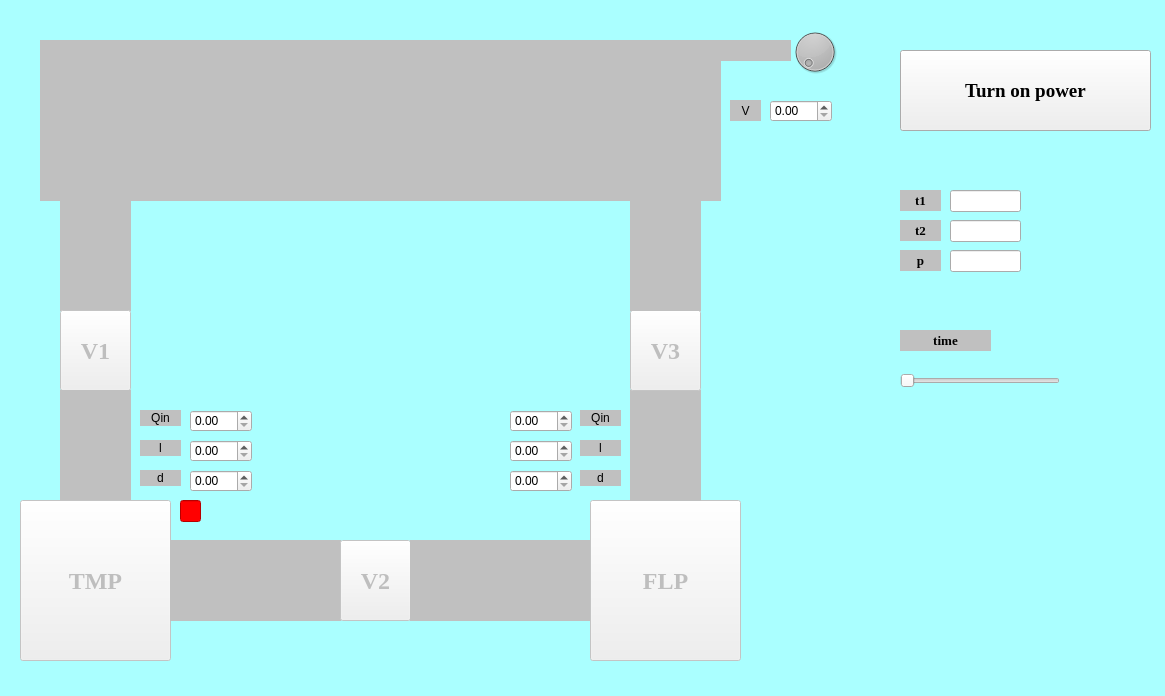
VacuumLabsProject/project, file diploma.ui: the form before one commit.
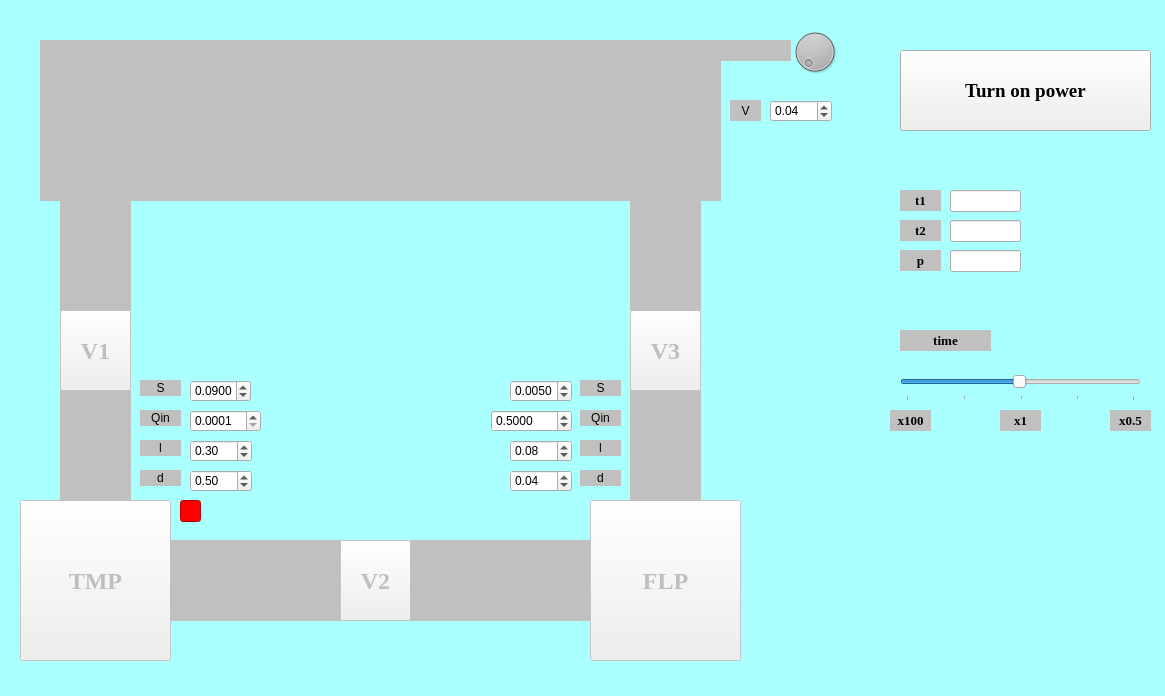
The form after the commit.

The edit to the form file:
```diff
--- a/diploma.ui
+++ b/diploma.ui
@@ -289,6 +289,18 @@
      <height>22</height>
     </rect>
    </property>
+   <property name="minimum">
+    <double>0.010000000000000</double>
+   </property>
+   <property name="maximum">
+    <double>30.000000000000000</double>
+   </property>
+   <property name="singleStep">
+    <double>0.010000000000000</double>
+   </property>
+   <property name="value">
+    <double>0.080000000000000</double>
+   </property>
   </widget>
   <widget class="QDoubleSpinBox" name="spinbox_d_fl">
    <property name="geometry">
@@ -299,6 +311,15 @@
      <height>22</height>
     </rect>
    </property>
+   <property name="minimum">
+    <double>0.010000000000000</double>
+   </property>
+   <property name="maximum">
+    <double>10.000000000000000</double>
+   </property>
+   <property name="value">
+    <double>0.040000000000000</double>
+   </property>
   </widget>
   <widget class="QLineEdit" name="time_label1">
    <property name="geometry">
@@ -319,6 +340,18 @@
      <height>22</height>
     </rect>
    </property>
+   <property name="minimum">
+    <double>0.010000000000000</double>
+   </property>
+   <property name="maximum">
+    <double>30.000000000000000</double>
+   </property>
+   <property name="singleStep">
+    <double>0.010000000000000</double>
+   </property>
+   <property name="value">
+    <double>0.300000000000000</double>
+   </property>
   </widget>
   <widget class="QDoubleSpinBox" name="spinbox_d_tm">
    <property name="geometry">
@@ -329,6 +362,18 @@
      <height>22</height>
     </rect>
    </property>
+   <property name="minimum">
+    <double>0.010000000000000</double>
+   </property>
+   <property name="maximum">
+    <double>10.000000000000000</double>
+   </property>
+   <property name="singleStep">
+    <double>0.010000000000000</double>
+   </property>
+   <property name="value">
+    <double>0.500000000000000</double>
+   </property>
   </widget>
   <widget class="QLabel" name="l_tm">
    <property name="geometry">
@@ -515,13 +560,52 @@
     <rect>
      <x>900</x>
      <y>370</y>
-     <width>160</width>
-     <height>22</height>
+     <width>241</width>
+     <height>31</height>
     </rect>
    </property>
+   <property name="cursor">
+    <cursorShape>OpenHandCursor</cursorShape>
+   </property>
+   <property name="mouseTracking">
+    <bool>false</bool>
+   </property>
+   <property name="locale">
+    <locale language="English" country="UnitedStates"/>
+   </property>
+   <property name="minimum">
+    <number>1</number>
+   </property>
+   <property name="maximum">
+    <number>200</number>
+   </property>
+   <property name="singleStep">
+    <number>1</number>
+   </property>
+   <property name="value">
+    <number>100</number>
+   </property>
+   <property name="sliderPosition">
+    <number>100</number>
+   </property>
+   <property name="tracking">
+    <bool>true</bool>
+   </property>
    <property name="orientation">
     <enum>Qt::Horizontal</enum>
    </property>
+   <property name="invertedAppearance">
+    <bool>false</bool>
+   </property>
+   <property name="invertedControls">
+    <bool>false</bool>
+   </property>
+   <property name="tickPosition">
+    <enum>QSlider::TicksBelow</enum>
+   </property>
+   <property name="tickInterval">
+    <number>50</number>
+   </property>
   </widget>
   <widget class="QLineEdit" name="readiness">
    <property name="geometry">
@@ -547,20 +631,50 @@
     <rect>
      <x>190</x>
      <y>410</y>
-     <width>62</width>
+     <width>71</width>
      <height>22</height>
     </rect>
    </property>
+   <property name="decimals">
+    <number>4</number>
+   </property>
+   <property name="minimum">
+    <double>0.000100000000000</double>
+   </property>
+   <property name="maximum">
+    <double>10.000000000000000</double>
+   </property>
+   <property name="singleStep">
+    <double>0.000100000000000</double>
+   </property>
+   <property name="value">
+    <double>0.000100000000000</double>
+   </property>
   </widget>
   <widget class="QDoubleSpinBox" name="spinbox_l_tm_3">
    <property name="geometry">
     <rect>
-     <x>510</x>
+     <x>491</x>
      <y>410</y>
-     <width>62</width>
+     <width>81</width>
      <height>22</height>
     </rect>
    </property>
+   <property name="decimals">
+    <number>4</number>
+   </property>
+   <property name="minimum">
+    <double>0.000100000000000</double>
+   </property>
+   <property name="maximum">
+    <double>2000.000000000000000</double>
+   </property>
+   <property name="singleStep">
+    <double>0.000100000000000</double>
+   </property>
+   <property name="value">
+    <double>0.500000000000000</double>
+   </property>
   </widget>
   <widget class="QDoubleSpinBox" name="spinbox_l_tm_4">
    <property name="geometry">
@@ -571,6 +685,18 @@
      <height>22</height>
     </rect>
    </property>
+   <property name="minimum">
+    <double>0.010000000000000</double>
+   </property>
+   <property name="maximum">
+    <double>100.000000000000000</double>
+   </property>
+   <property name="singleStep">
+    <double>0.010000000000000</double>
+   </property>
+   <property name="value">
+    <double>0.040000000000000</double>
+   </property>
   </widget>
   <widget class="QLabel" name="Q_tm">
    <property name="geometry">
@@ -620,6 +746,160 @@
     <set>Qt::AlignCenter</set>
    </property>
   </widget>
+  <widget class="QDoubleSpinBox" name="spinbox_S1">
+   <property name="geometry">
+    <rect>
+     <x>510</x>
+     <y>380</y>
+     <width>62</width>
+     <height>22</height>
+    </rect>
+   </property>
+   <property name="decimals">
+    <number>4</number>
+   </property>
+   <property name="minimum">
+    <double>0.000100000000000</double>
+   </property>
+   <property name="maximum">
+    <double>10.000000000000000</double>
+   </property>
+   <property name="singleStep">
+    <double>0.000100000000000</double>
+   </property>
+   <property name="value">
+    <double>0.005000000000000</double>
+   </property>
+  </widget>
+  <widget class="QLabel" name="S_tm">
+   <property name="geometry">
+    <rect>
+     <x>140</x>
+     <y>380</y>
+     <width>41</width>
+     <height>16</height>
+    </rect>
+   </property>
+   <property name="text">
+    <string>S</string>
+   </property>
+   <property name="alignment">
+    <set>Qt::AlignCenter</set>
+   </property>
+  </widget>
+  <widget class="QDoubleSpinBox" name="spinbox_S2">
+   <property name="geometry">
+    <rect>
+     <x>190</x>
+     <y>380</y>
+     <width>61</width>
+     <height>22</height>
+    </rect>
+   </property>
+   <property name="decimals">
+    <number>4</number>
+   </property>
+   <property name="minimum">
+    <double>0.000100000000000</double>
+   </property>
+   <property name="maximum">
+    <double>10.000000000000000</double>
+   </property>
+   <property name="singleStep">
+    <double>0.000100000000000</double>
+   </property>
+   <property name="value">
+    <double>0.090000000000000</double>
+   </property>
+  </widget>
+  <widget class="QLabel" name="S_fl">
+   <property name="geometry">
+    <rect>
+     <x>580</x>
+     <y>380</y>
+     <width>41</width>
+     <height>16</height>
+    </rect>
+   </property>
+   <property name="text">
+    <string>S</string>
+   </property>
+   <property name="alignment">
+    <set>Qt::AlignCenter</set>
+   </property>
+  </widget>
+  <widget class="QLabel" name="x1">
+   <property name="geometry">
+    <rect>
+     <x>1000</x>
+     <y>410</y>
+     <width>41</width>
+     <height>21</height>
+    </rect>
+   </property>
+   <property name="font">
+    <font>
+     <family>Times New Roman</family>
+     <pointsize>10</pointsize>
+     <weight>75</weight>
+     <bold>true</bold>
+    </font>
+   </property>
+   <property name="text">
+    <string>x1</string>
+   </property>
+   <property name="alignment">
+    <set>Qt::AlignCenter</set>
+   </property>
+  </widget>
+  <widget class="QLabel" name="x100">
+   <property name="geometry">
+    <rect>
+     <x>890</x>
+     <y>410</y>
+     <width>41</width>
+     <height>21</height>
+    </rect>
+   </property>
+   <property name="font">
+    <font>
+     <family>Times New Roman</family>
+     <pointsize>10</pointsize>
+     <weight>75</weight>
+     <bold>true</bold>
+    </font>
+   </property>
+   <property name="text">
+    <string>x100</string>
+   </property>
+   <property name="alignment">
+    <set>Qt::AlignCenter</set>
+   </property>
+  </widget>
+  <widget class="QLabel" name="x0_5">
+   <property name="geometry">
+    <rect>
+     <x>1110</x>
+     <y>410</y>
+     <width>41</width>
+     <height>21</height>
+    </rect>
+   </property>
+   <property name="font">
+    <font>
+     <family>Times New Roman</family>
+     <pointsize>10</pointsize>
+     <weight>75</weight>
+     <bold>true</bold>
+    </font>
+   </property>
+   <property name="text">
+    <string>x0.5</string>
+   </property>
+   <property name="alignment">
+    <set>Qt::AlignCenter</set>
+   </property>
+  </widget>
  </widget>
  <resources/>
  <connections/>
```
Left out of the diff: 6 changed lines with no effect on the pictures.
